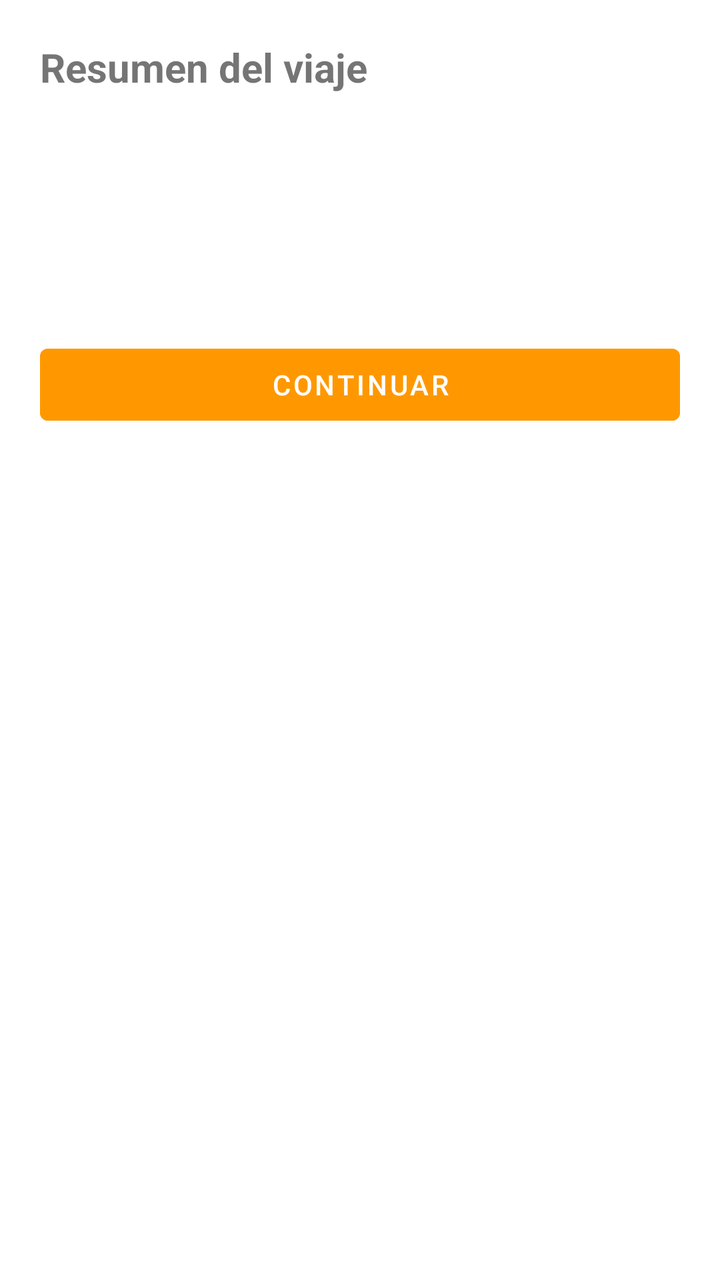
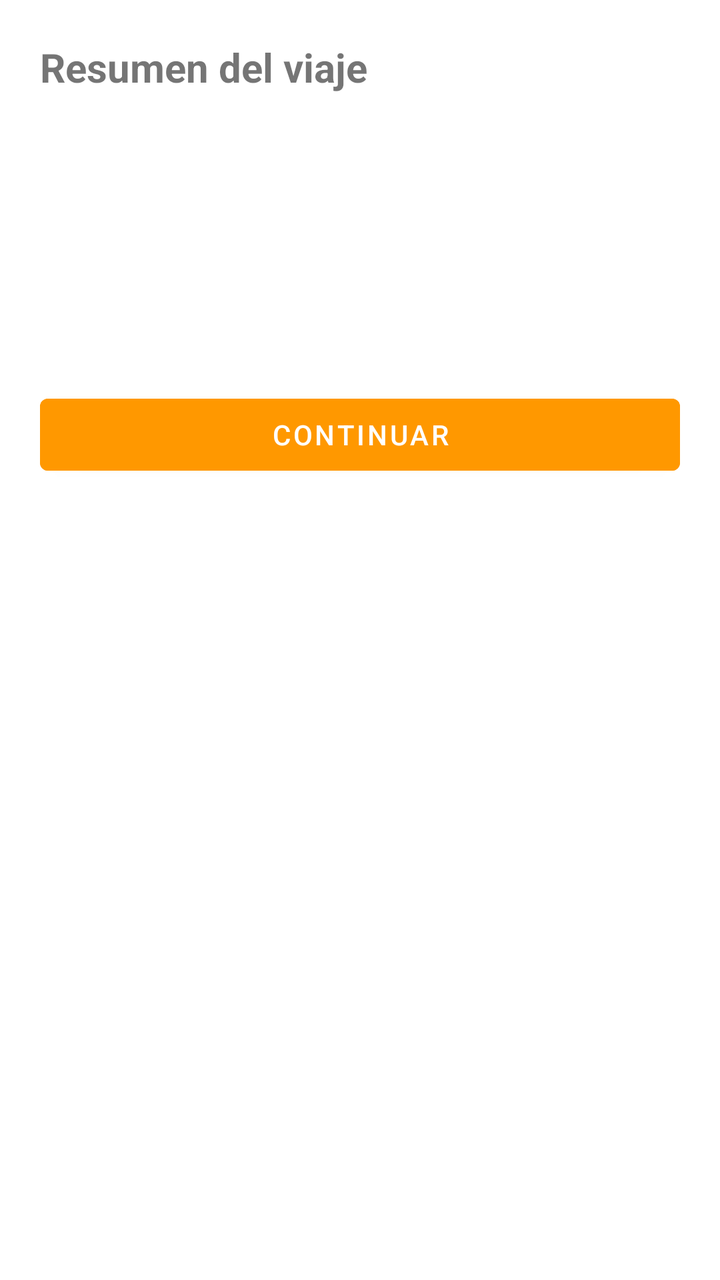

An Android layout rendered at two revisions. The XML below is the earlier revision; the diff shows what the commit changed to produce the second picture.
<!-- AndroidManifest.xml: application theme Theme.DriveUp -->
<!-- res/layout/dialog_trip_summary.xml -->
<?xml version="1.0" encoding="utf-8"?>
<LinearLayout xmlns:android="http://schemas.android.com/apk/res/android"
    android:orientation="vertical"
    android:padding="20dp"
    android:layout_width="match_parent"
    android:layout_height="wrap_content">

    <TextView
        android:text="Resumen del viaje"
        android:textSize="20sp"
        android:textStyle="bold"
        android:layout_marginBottom="12dp"
        android:layout_width="wrap_content"
        android:layout_height="wrap_content" />

    <TextView
        android:id="@+id/tvDistance"
        android:layout_width="wrap_content"
        android:layout_height="wrap_content" />

    <TextView
        android:id="@+id/tvOptimalSpeed"
        android:layout_width="wrap_content"
        android:layout_height="wrap_content" />

    <TextView
        android:id="@+id/tvRealSpeed"
        android:layout_width="wrap_content"
        android:layout_height="wrap_content" />

    <TextView
        android:id="@+id/tvPoints"
        android:textStyle="bold"
        android:textSize="18sp"
        android:layout_marginTop="12dp"
        android:layout_width="wrap_content"
        android:layout_height="wrap_content" />

    <Button
        android:id="@+id/btnContinue"
        android:layout_width="match_parent"
        android:layout_height="wrap_content"
        android:text="Continuar"
        android:layout_marginTop="16dp"
        android:backgroundTint="@color/driveup_orange"
        android:textColor="@android:color/white"/>


</LinearLayout>
<!-- resources referenced by this layout -->
<resources>
  <color name="driveup_orange">#FF9800</color>
  <style name="Theme.DriveUp" parent="Theme.MaterialComponents.DayNight.DarkActionBar">
          
          <item name="colorPrimary">@color/purple_500</item>
          <item name="colorPrimaryVariant">@color/purple_700</item>
          <item name="colorOnPrimary">@color/white</item>
          
          <item name="colorSecondary">@color/teal_200</item>
          <item name="colorSecondaryVariant">@color/teal_700</item>
          <item name="colorOnSecondary">@color/black</item>
          
          <item name="android:statusBarColor">?attr/colorPrimaryVariant</item>
          
      </style>
  <color name="purple_500">#FF6200EE</color>
  <color name="purple_700">#FF3700B3</color>
  <color name="white">#FFFFFFFF</color>
  <color name="teal_200">#FF03DAC5</color>
  <color name="teal_700">#FF018786</color>
  <color name="black">#FF000000</color>
</resources>

<!-- the commit's change to res/layout/dialog_trip_summary.xml (unified diff, before → after) -->
@@ -28,6 +28,14 @@
         android:layout_width="wrap_content"
         android:layout_height="wrap_content" />
 
+    
+    <TextView
+        android:id="@+id/tvEfficiency"
+        android:layout_width="wrap_content"
+        android:layout_height="wrap_content"
+        android:layout_marginTop="6dp"
+        android:textStyle="bold" />
+
     <TextView
         android:id="@+id/tvPoints"
         android:textStyle="bold"
@@ -43,7 +51,6 @@
         android:text="Continuar"
         android:layout_marginTop="16dp"
         android:backgroundTint="@color/driveup_orange"
-        android:textColor="@android:color/white"/>
-
+        android:textColor="@android:color/white" />
 
 </LinearLayout>
